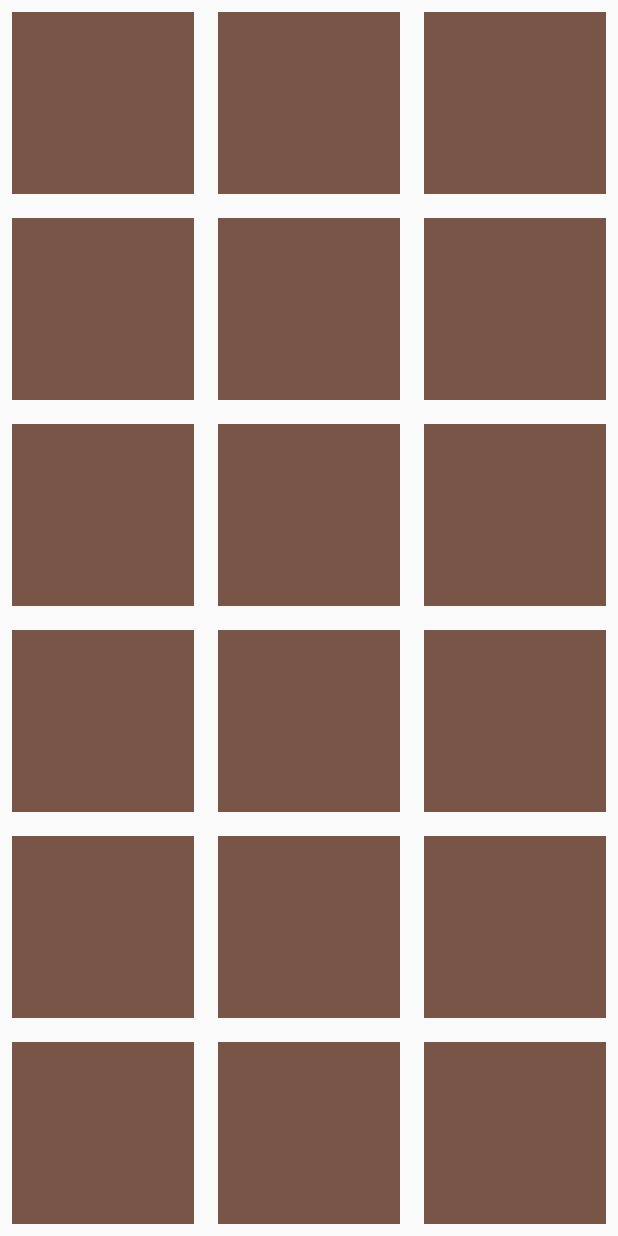
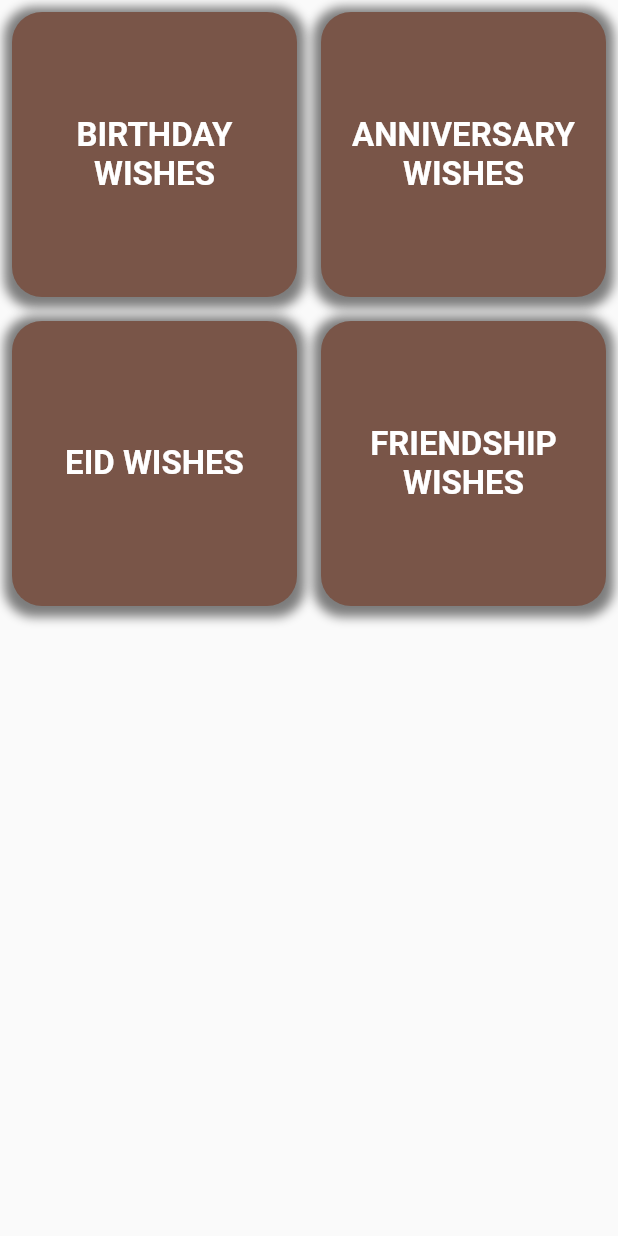
Before and after one commit to klnadim/splash_screen, a Flutter app: the screen it shows after launch, on a phone screen of 412 x 824 dp. Run offline on Flutter 3.47's test engine with Material 2 defaults, Android fonts, the phone set to English and light mode, and no system bars; our stand-ins replace share_plus; missing offline and left inert: clipboard.

```diff
--- a/lib/main.dart
+++ b/lib/main.dart
@@ -8,23 +8,11 @@ void main() {
 class MyApp extends StatelessWidget {
   const MyApp({Key? key}) : super(key: key);
 
-  // This widget is the root of your application.
   @override
   Widget build(BuildContext context) {
     return const MaterialApp(
+      debugShowCheckedModeBanner: false,
       title: 'Flutter Demo',
-      // theme: ThemeData(
-      //   // This is the theme of your application.
-      //   //
-      //   // Try running your application with "flutter run". You'll see the
-      //   // application has a blue toolbar. Then, without quitting the app, try
-      //   // changing the primarySwatch below to Colors.green and then invoke
-      //   // "hot reload" (press "r" in the console where you ran "flutter run",
-      //   // or simply save your changes to "hot reload" in a Flutter IDE).
-      //   // Notice that the counter didn't reset back to zero; the application
-      //   // is not restarted.
-      //   primarySwatch: Colors.blue,
-      // ),
       home: SplashScreen(),
     );
   }
--- a/lib/main_page.dart
+++ b/lib/main_page.dart
@@ -1,24 +1,84 @@
 import 'dart:math';
 
+import 'package:flutter/foundation.dart';
 import 'package:flutter/material.dart';
 import 'package:flutter/src/foundation/key.dart';
 import 'package:flutter/src/widgets/framework.dart';
+import 'package:splashscreen/message_page.dart';
+import 'package:splashscreen/wishes_model.dart';
 
-class MainPage extends StatelessWidget {
+class MainPage extends StatefulWidget {
   const MainPage({Key? key}) : super(key: key);
 
   @override
+  State<MainPage> createState() => _MainPageState();
+}
+
+class _MainPageState extends State<MainPage> {
+  // List wishes = [
+  //   "BIRTHDAY WISHES",
+  //   "ANNIVERSARY WISHES",
+  //   "EID WISHES",
+  //   "MOTHERS DAY WISHES",
+  //   "FRIENDSHIP WISHES"
+  // ];
+
+  @override
   Widget build(BuildContext context) {
+    List unique = [];
+    Set afterSet = {};
+    for (var element in wishes) {
+      afterSet.add(element.category);
+    }
+
+    unique = afterSet.toList(growable: true);
+    print(unique);
+
+    // unique = unique.toSet().toList();
     return Scaffold(
       body: GridView.builder(
+        itemCount: unique.length,
         gridDelegate:
-            SliverGridDelegateWithFixedCrossAxisCount(crossAxisCount: 3),
+            const SliverGridDelegateWithFixedCrossAxisCount(crossAxisCount: 2),
         itemBuilder: (c, i) {
           return Padding(
             padding: const EdgeInsets.all(8.0),
             child: Container(
-              color:
-                  Colors.primaries[Random().nextInt(Colors.primaries.length)],
+              decoration: BoxDecoration(
+                  color: Colors
+                      .primaries[Random().nextInt(Colors.primaries.length)],
+                  borderRadius: BorderRadius.circular(20),
+                  boxShadow: [
+                    BoxShadow(
+                      color: Colors.black.withOpacity(0.5),
+                      blurRadius: 5,
+                      spreadRadius: 5,
+                      offset: const Offset(0, 2),
+                    ),
+                  ]),
+              child: Center(
+                child: Padding(
+                  padding: const EdgeInsets.all(8.0),
+                  child: InkWell(
+                    onTap: (() {
+                      Navigator.push(context, MaterialPageRoute(
+                        builder: (context) {
+                          return MessagesPage(unique[i]);
+                        },
+                      ));
+                    }),
+                    child: Text(
+                      unique[i],
+                      textAlign: TextAlign.center,
+                      style: const TextStyle(
+                        color: Colors.white,
+                        fontWeight: FontWeight.bold,
+                        fontSize: 22,
+                      ),
+                    ),
+                  ),
+                ),
+              ),
             ),
           );
         },
--- /dev/null
+++ b/lib/wishes_model.dart
@@ -0,0 +1,52 @@
+class WishesModel {
+  String? category;
+  String? messages;
+
+  WishesModel({this.category, this.messages});
+}
+
+List<WishesModel> wishes = [
+  WishesModel(
+      category: "BIRTHDAY WISHES",
+      messages:
+          "Wishing you a wonderful day and all the most amazing things on your Birthday!"),
+  WishesModel(
+      category: "BIRTHDAY WISHES",
+      messages:
+          "I wish nothing but good things on your birthday. May the shine bright for you. Happy Birthday."),
+  WishesModel(
+      category: "BIRTHDAY WISHES",
+      messages:
+          "Every part of me loves every bit of you. Happy Birthday, My Love."),
+  WishesModel(
+      category: "ANNIVERSARY WISHES",
+      messages:
+          "You took all the love songs and rainbows with you to heaven. On this day, I am sending you my prayers and love and wishing you a happy anniversary."),
+  WishesModel(
+      category: "ANNIVERSARY WISHES",
+      messages:
+          "I talk to the moon every night as if you are the moon. It’s been so many years, but I cannot get over the fact that you’re no more. Happy Anniversary dear wife. I miss you a lot."),
+  WishesModel(
+      category: "ANNIVERSARY WISHES",
+      messages:
+          "You took all the love songs and rainbows with you to heaven. On this day, I am sending you my prayers and love and wishing you a happy anniversary."),
+  WishesModel(
+      category: "EID WISHES",
+      messages: "Eid Mubarak! May Allah fulfill all your dreams and hopes."),
+  WishesModel(
+      category: "EID WISHES",
+      messages:
+          "May Allah’s blessings be with you and guide you towards His path. Eid Mubarak!"),
+  WishesModel(
+      category: "EID WISHES",
+      messages:
+          "May Allah(SWA) accept all our sacrifices. Eid Ul Adha Mubarak to you and everyone in your family!"),
+  WishesModel(
+      category: "FRIENDSHIP WISHES",
+      messages:
+          "Happy Friendship Day, my buddy! You are someone I can count on in every step of my life. May our beautiful friendship lasts forever!"),
+  WishesModel(
+      category: "FRIENDSHIP WISHES",
+      messages:
+          "You are everything that a true friend can be. You are the most precious gift from God. I wish that we remain best friends for the rest of our life. Wishing you a very happy friendship day!"),
+];
--- a/pubspec.yaml
+++ b/pubspec.yaml
@@ -35,6 +35,8 @@ dependencies:
   # Use with the CupertinoIcons class for iOS style icons.
   cupertino_icons: ^1.0.2
   intl: ^0.17.0
+  share_plus: ^4.0.10
+  clipboard: ^0.1.3
 
 dev_dependencies:
   flutter_test:
```
Also changed, not shown: lib/details_page.dart (added, +77 -0 lines), lib/message_page.dart (added, +63 -0 lines), pubspec.lock, 5 other files.
